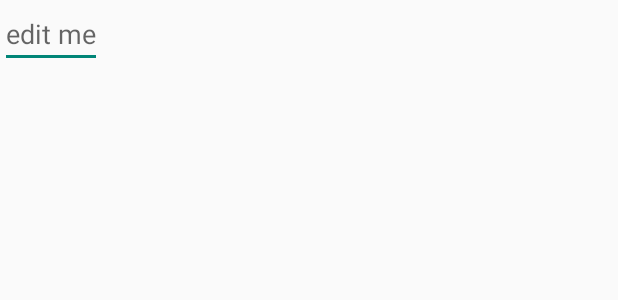
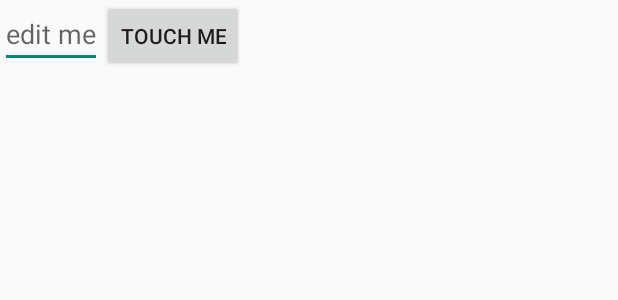
Before and after one commit to StuartGreenhall/FirstAndroidApp, an Android app: the layout activity_my.xml on its own in the app's theme, with its tools: preview values and no code run, on a phone screen of 412 x 824 dp. Shown: the top 300 px of the screen. Run offline under Robolectric (Android 15) with nearby library versions, the phone set to English and light mode, and no system bars.

Commit message:
stu : adding touch me

```diff
--- a/app/src/main/res/layout/activity_my.xml
+++ b/app/src/main/res/layout/activity_my.xml
@@ -9,4 +9,10 @@
         android:layout_height="wrap_content"
         android:hint="@string/edit_message" />
 
+    <Button
+        android:layout_width="wrap_content"
+        android:layout_height="wrap_content"
+        android:text="@string/button_send"
+        android:id="@+id/button_send" />
+
 </LinearLayout>
--- a/app/src/main/res/values/strings.xml
+++ b/app/src/main/res/values/strings.xml
@@ -4,4 +4,6 @@
     <string name="hello_world">Dave sucks Apples</string>
     <string name="action_settings">Settings</string>
     <string name="edit_message">edit me</string>
+    <string name="button_send">touch me</string>
+
 </resources>
```
